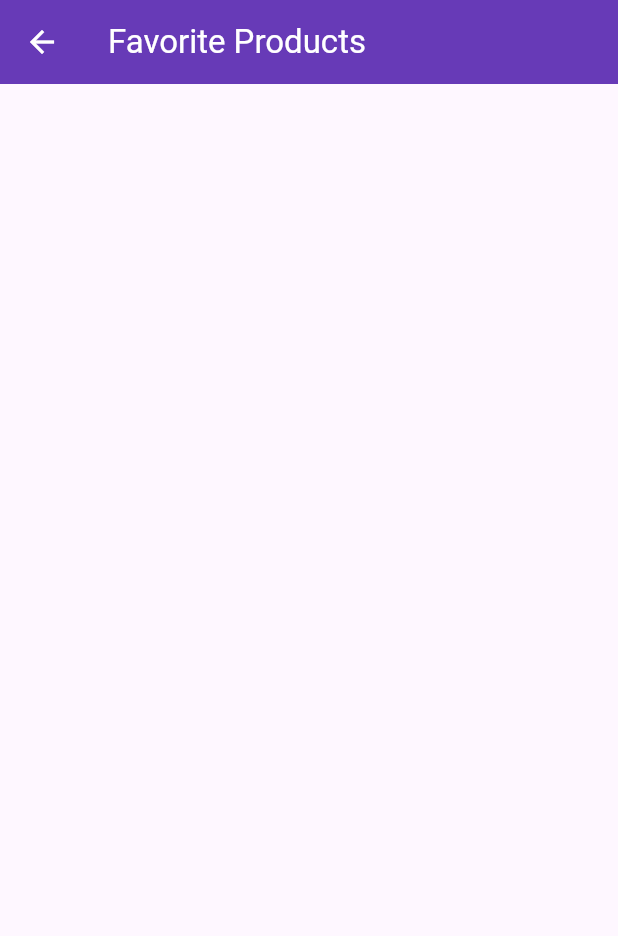
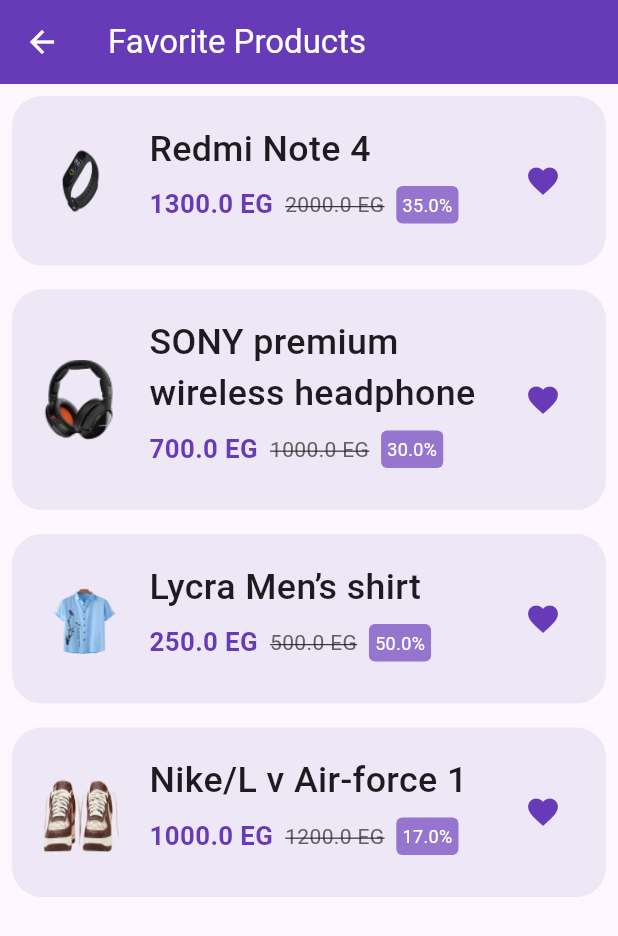
Before and after one commit to SHahdAyman20/e_commerce_app, a Flutter app: the FavProductScreen screen opened directly, on a phone screen of 412 x 824 dp. Shown: the top 936 px of the screen. Run offline on Flutter 3.47's test engine with Material 3 defaults, Android fonts, the phone set to English and light mode, and no system bars; our stand-ins replace dio, flutter_bloc, flutter_svg, responsive_sizer, shared_preferences; accounts and stored records are empty.

Commit message:
commit save fav product screen

```diff
--- a/lib/screens/e_home_screen.dart
+++ b/lib/screens/e_home_screen.dart
@@ -5,6 +5,7 @@
 import 'package:flutter/material.dart';
 
 class EHomeScreen extends StatefulWidget{
+
   const EHomeScreen({super.key});
 
   @override
--- a/lib/screens/fav_product_screen.dart
+++ b/lib/screens/fav_product_screen.dart
@@ -1,16 +1,64 @@
 import 'package:e_commerce_app/models/product_card_model.dart';
 import 'package:flutter/material.dart';
+import 'package:responsive_sizer/responsive_sizer.dart';
+
+class FavProductScreen extends StatefulWidget {
 
 
-class FavProductScreen extends StatefulWidget {
-  const FavProductScreen({super.key});
+  const FavProductScreen({super.key,});
 
   @override
   State<FavProductScreen> createState() => _FavProductScreenState();
 }
 
 class _FavProductScreenState extends State<FavProductScreen> {
-  List<ProductCardModel> favoriteProducts = [];
+
+  List<ProductCardModel> products = [
+    ProductCardModel(
+        productImage: 'assets/Mi-Smart.png',
+        productDescription: 'Redmi Note 4',
+        productPriceAfterSale: 1300,
+        productPriceBeforeSale: 2000,
+        discount: 35,
+        isFav: false,
+        category: 'Phones',
+        size: '37',
+        brand: 'Redmi',
+        color: 'black',
+        model: 'Note 4',
+        type: 'flat'
+
+    ),
+    ProductCardModel(
+      productImage: 'assets/headphone.png',
+      productDescription: 'SONY premium wireless headphone',
+      productPriceAfterSale: 700,
+      productPriceBeforeSale: 1000,
+      discount: 30,
+      isFav: false,
+      category: 'Accessories',
+    ),
+    ProductCardModel(
+      productImage: 'assets/shirt.png',
+      productDescription: 'Lycra Men’s shirt',
+      productPriceAfterSale: 250,
+      productPriceBeforeSale: 500,
+      discount: 50,
+      isFav: false,
+      category: 'fashions',
+
+    ),
+    ProductCardModel(
+      productImage: 'assets/shoes.png',
+      productDescription: 'Nike/L v Air-force 1',
+      productPriceAfterSale: 1000,
+      productPriceBeforeSale: 1200,
+      discount: 17,
+      isFav: false,
+      category: 'Shoes',
+
+    ),
+  ];
 
   @override
   Widget build(BuildContext context) {
@@ -20,42 +68,62 @@
         leading: const BackButton(
           color: Colors.white,
         ),
-        title:const Text('Favorite Products',style:  TextStyle(
+        title: const Text(
+          'Favorite Products',
+          style: TextStyle(
             color: Colors.white,
-        ),),
+          ),
+        ),
       ),
       body: ListView.builder(
-        itemCount: favoriteProducts.length,
+        itemCount: products.length,
         itemBuilder: (context, index) {
-          final product = favoriteProducts[index];
-          return ListTile(
-            leading: Image.asset(
+          final product = products[index];
+          return Container(
+            padding: const EdgeInsets.all(18),
+            margin: const EdgeInsets.all(8),
+            decoration: BoxDecoration(
+                color: Colors.deepPurple[50],
+                borderRadius: BorderRadius.circular(20)),
+            child: Row(
+              children: [
+                Image.asset(
                   product.productImage,
-              fit: BoxFit.cover,
-              width: 60,
-              height: 60,
+                  fit: BoxFit.fill,
+                  width: 30.sp,
+                  height: 30.sp,
                 ),
-            title: Column(
+                Expanded(
+                  child: Padding(
+                      padding: const EdgeInsets.only(
+                          left: 20,
+                          right: 10,
+                          bottom: 10
+                    ),
+                    child: Column(
                       crossAxisAlignment: CrossAxisAlignment.start,
                       children: [
                         Text(
                           product.productDescription,
-                  style: TextStyle(
-                    fontSize: 16,
-                    fontWeight: FontWeight.bold,
+                          maxLines: 2,
+                          style:  TextStyle(
+                            fontSize: 20.sp,
+                            overflow: TextOverflow.ellipsis,
+                            fontWeight: FontWeight.w500,
                           ),
                         ),
-                SizedBox(height: 8),
+                        const SizedBox(height: 8),
                         Row(
                           children: [
                             Text(
                               '${product.productPriceAfterSale} EG',
-                      style: TextStyle(
+                              style:  TextStyle(
                                 fontWeight: FontWeight.bold,
+                                fontSize: 17.sp,
                                 color: Colors.deepPurple,
                               ),
                             ),
-                    SizedBox(width: 8),
+                            const SizedBox(width: 8),
                             Text(
                               '${product.productPriceBeforeSale} EG',
                               style: TextStyle(
@@ -63,16 +131,16 @@
                                 decoration: TextDecoration.lineThrough,
                               ),
                             ),
-                    SizedBox(width: 8),
+                            const SizedBox(width: 8),
                             Container(
-                      padding: EdgeInsets.all(4),
+                              padding: const EdgeInsets.all(4),
                               decoration: BoxDecoration(
                                 color: Colors.deepPurple[300],
                                 borderRadius: BorderRadius.circular(4),
                               ),
                               child: Text(
                                 '${product.discount}%',
-                        style: TextStyle(
+                                style: const TextStyle(
                                   color: Colors.white,
                                   fontSize: 12,
                                 ),
@@ -82,14 +150,15 @@
                         ),
                       ],
                     ),
-            trailing: IconButton(
+                  ),
+                ),
+            IconButton(
                   icon: const Icon(Icons.favorite),
                   color: Colors.deepPurple,
-              onPressed: () {
-                setState(() {
-                  favoriteProducts.removeAt(index);
-                });
-              },
+                  onPressed: () {},
+                ),
+
+              ],
             ),
           );
         },
--- a/lib/widgets/product_card.dart
+++ b/lib/widgets/product_card.dart
@@ -45,7 +45,7 @@
                     ),
                   ),
                 );
-
+                // Updating the product if a result is received
                 if (updatedProduct != null) {
                   setState(() {
                     widget.products[index] = updatedProduct;
@@ -97,6 +97,7 @@
           onPressed: () {
             setState(() {
               widget.products[index].isFav = !widget.products[index].isFav;
+
             });
           },
           icon: Icon(
```
Also changed, not shown: lib/screens/e_main_screen.dart (+18 -13 lines), lib/screens/profile_screen.dart (+15 -2 lines). Lines whose indentation alone changed are shown as unchanged.
